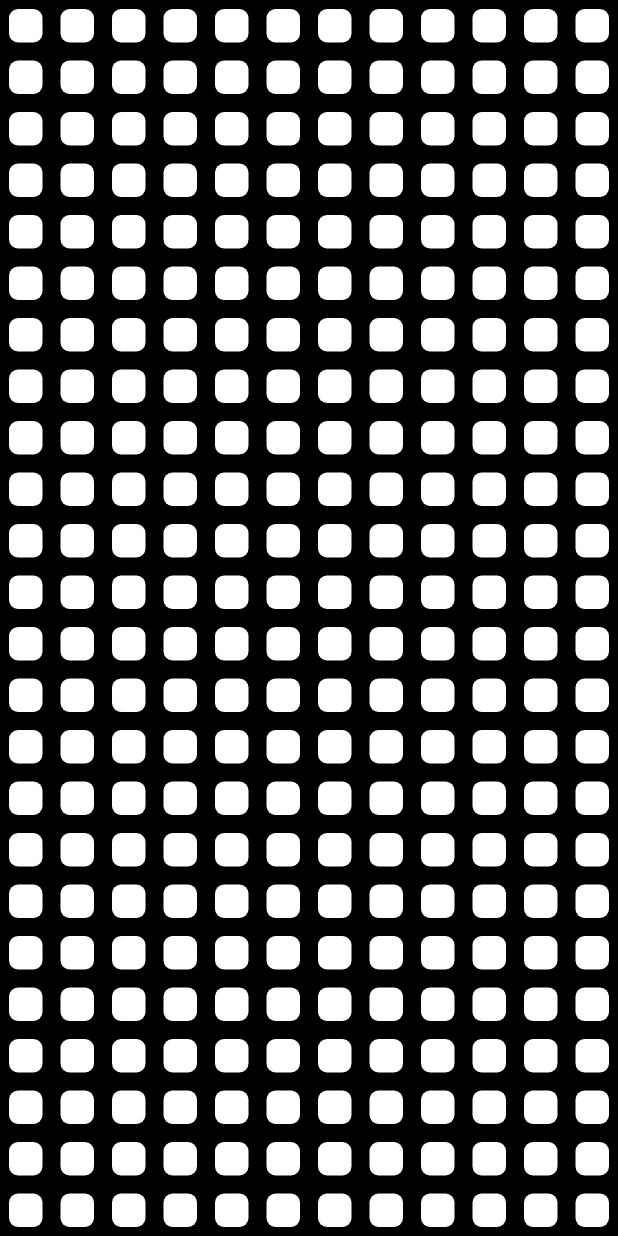
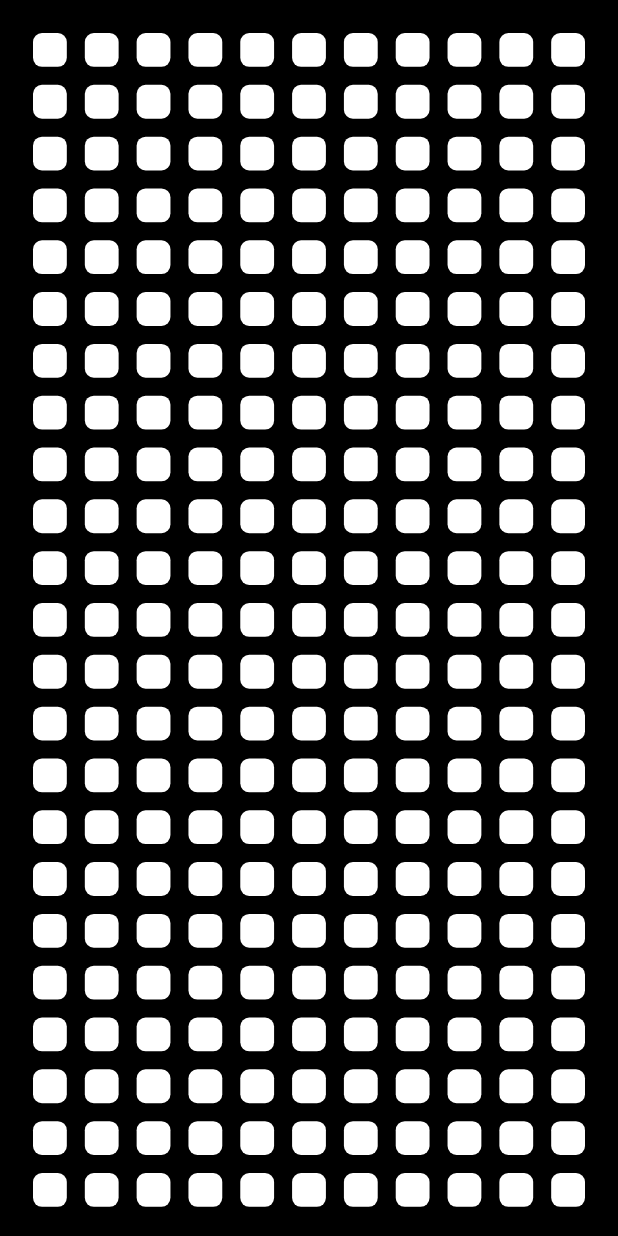
Before and after one commit to Aashu-Dubey/flutter-samples, a Flutter app: the GridMagnification screen opened directly, on a phone screen of 412 x 824 dp. Run offline on Flutter 3.47's test engine with Material 2 defaults, Android fonts, the phone set to English and light mode, and no system bars; our stand-ins replace rive.

Commit message:
feat: grid magnify perf improvement, added screen routes

```diff
--- a/lib/main.dart
+++ b/lib/main.dart
@@ -1,5 +1,7 @@
 import 'package:flutter/material.dart';
 import 'package:flutter_samples/screens/samples_list_view.dart';
+import 'package:flutter_samples/samples/ui/rive_app/home.dart';
+import 'package:flutter_samples/samples/animations/grid_magnification/grid_magnification.dart';
 
 void main() {
   runApp(const MyApp());
@@ -16,6 +18,10 @@ class MyApp extends StatelessWidget {
       theme: ThemeData(
         primarySwatch: Colors.blue,
       ),
+      routes: {
+        RiveAppHome.route: (context) => const RiveAppHome(),
+        GridMagnification.route: (context) => const GridMagnification(),
+      },
       home: const SamplesListView(
         title: "Flutter Samples",
         backEnabled: false,
--- a/lib/samples/animations/grid_magnification/grid_magnification.dart
+++ b/lib/samples/animations/grid_magnification/grid_magnification.dart
@@ -1,4 +1,3 @@
-import 'dart:async';
 import 'dart:ui';
 import 'dart:math' as math;
 import 'package:flutter/material.dart';
@@ -7,8 +6,7 @@ import 'package:flutter/services.dart';
 import 'package:flutter_samples/samples/animations/grid_magnification/icons.dart'
     as icons;
 
-// const cols = 12;
-// const rows = 22;
+double boxSize = 20 + 12; // 12 = padding
 double radius = 130;
 
 class TouchPoints {
@@ -21,32 +19,36 @@ class TouchPoints {
 class GridMagnification extends StatefulWidget {
   const GridMagnification({Key? key}) : super(key: key);
 
+  static const String route = '/grid-magnification';
+
   @override
   State<GridMagnification> createState() => _GridMagnificationState();
 }
 
 class _GridMagnificationState extends State<GridMagnification>
     with SingleTickerProviderStateMixin {
-  late Timer? _timer;
   late AnimationController _controller;
   late Animation<double> _gridAnim;
-  bool isMagnified = false;
   TouchPoints? touchPos;
 
+  var springDesc = const SpringDescription(
+    mass: 0.8,
+    stiffness: 100,
+    damping: 20,
+  );
+
   void onTouchUpdate(touchDetails, {isContinuous = false, isEnded = false}) {
+    /// Record the touch coordinates while touch is active
     if (!isEnded) {
       setState(() {
         touchPos = TouchPoints(
             x: touchDetails.localPosition.dx, y: touchDetails.localPosition.dy);
       });
     }
+
+    /// When Touch start or ends
     if (!isContinuous) {
       if (!isEnded) {
-        const springDesc = SpringDescription(
-          mass: 0.8,
-          stiffness: 100,
-          damping: 20,
-        );
         final springAnim = SpringSimulation(springDesc, 0, 1, 0);
         _controller.animateWith(springAnim);
       } else {
@@ -58,9 +60,7 @@ class _GridMagnificationState extends State<GridMagnification>
   @override
   void initState() {
     _controller = AnimationController(
-        vsync: this,
-        upperBound: 1,
-        duration: const Duration(milliseconds: 800));
+        vsync: this, duration: const Duration(milliseconds: 800));
     _gridAnim = Tween<double>(begin: 0, end: 1).animate(CurvedAnimation(
       parent: _controller,
       curve: Curves.linear,
@@ -71,6 +71,7 @@ class _GridMagnificationState extends State<GridMagnification>
   @override
   void dispose() {
     _controller.dispose();
+    SystemChrome.setSystemUIOverlayStyle(SystemUiOverlayStyle.dark);
     super.dispose();
   }
 
@@ -78,63 +79,45 @@ class _GridMagnificationState extends State<GridMagnification>
   Widget build(BuildContext context) {
     var size = MediaQuery.of(context).size;
     var padding = MediaQuery.of(context).padding;
-     // subtracting padding to ignore safe area (portrait or landscape)
-    var viewWidth = size.width - padding.left - padding.right;
-    var viewHeight = size.height -
-        padding.top -
-        padding.bottom;
 
-    // var smallWidth = viewWidth / cols;
-    // var smallHeight = viewHeight / rows;
-    double smallWidth = 20 + 12; // 12 = horizontal padding
-    double smallHeight = 20 + 12;
-    var maxCol = viewWidth ~/ smallWidth;
-    var maxRow = viewHeight ~/ smallHeight;
+    /// subtracting padding to ignore safe area (portrait or landscape), 32 == margin
+    var viewWidth = size.width - padding.left - padding.right - 32;
+    var viewHeight = size.height - padding.top - padding.bottom - 32;
+
+    var maxCol = viewWidth ~/ boxSize;
+    var maxRow = viewHeight ~/ boxSize;
 
     return AnnotatedRegion<SystemUiOverlayStyle>(
-      value: SystemUiOverlayStyle.dark,
+      value: SystemUiOverlayStyle.light,
       child: Scaffold(
           backgroundColor: Colors.black,
           body: SafeArea(
+            child: Align(
               child: GestureDetector(
                 onPanDown: (details) {
-                _timer = Timer(const Duration(milliseconds: 150), () {
-                  setState(() {
-                    isMagnified = true;
-                  });
                   onTouchUpdate(details);
-                });
                 },
                 onPanUpdate: (details) {
-                _timer?.cancel();
-                if (isMagnified) {
                   onTouchUpdate(details, isContinuous: true);
-                }
                 },
                 onPanEnd: (details) {
                   onTouchUpdate(details, isEnded: true);
-                setState(() {
-                  isMagnified = false;
-                });
-                _timer?.cancel();
                 },
                 child: SizedBox(
                   width: viewWidth,
                   height: viewHeight,
                   child: GridView.count(
                     crossAxisCount: maxCol,
-                  childAspectRatio: smallWidth / smallHeight,
                     physics: const NeverScrollableScrollPhysics(),
                     children: List.generate(
                       maxCol * maxRow,
                       (index) => BoxItem(
-                        width: smallWidth,
-                        height: smallHeight,
                           maxCol: maxCol,
                           index: index,
                           touchPos: touchPos,
                           animationController: _controller,
                           gridAnim: _gridAnim),
+                    ),
                   ),
                 ),
               ),
@@ -145,8 +128,6 @@ class _GridMagnificationState extends State<GridMagnification>
 }
 
 class BoxItem extends StatefulWidget {
-  final double width;
-  final double height;
   final int index;
   final int maxCol;
   final TouchPoints? touchPos;
@@ -154,9 +135,7 @@ class BoxItem extends StatefulWidget {
   final Animation gridAnim;
 
   const BoxItem(
-      {this.width = 0,
-      this.height = 0,
-      this.index = 0,
+      {this.index = 0,
       this.maxCol = 0,
       this.touchPos,
       required this.animationController,
@@ -170,10 +149,13 @@ class BoxItem extends StatefulWidget {
 
 class _BoxItemState extends State<BoxItem> {
   late String boxIcon;
+  double distance = 0.0;
+  double translateX = 0.0, translateY = 0.0;
+  double? scaleVal = 1;
 
   @override
   void initState() {
-    // Initially get indexed icon, but if more then icons array length then get a random index
+    /// Initially get indexed icon, but if more then icons array length then get a random index
     boxIcon = widget.index < icons.appIcons.length
         ? icons.appIcons[widget.index]
         : icons.appIcons[math.Random().nextInt(icons.appIcons.length)];
@@ -184,17 +166,15 @@ class _BoxItemState extends State<BoxItem> {
   Widget build(BuildContext context) {
     var row = widget.index ~/ widget.maxCol;
     var col = widget.index % widget.maxCol;
-    var posX = col * widget.width + (widget.width / 2);
-    var posY = row * widget.height + (widget.height / 2);
+    var posX = col * boxSize + (boxSize / 2);
+    var posY = row * boxSize + (boxSize / 2);
     var distance = 0.0;
     if (widget.touchPos != null) {
-      // Getting distance between two points using equation, d=√((x2 – x1)² + (y2 – y1)²)
+      /// Getting distance between two points using equation, d=√((x2 – x1)² + (y2 – y1)²)
       distance = math.sqrt(math.pow(widget.touchPos!.x! - posX, 2) +
           math.pow(widget.touchPos!.y! - posY, 2));
     }
 
-    var translateX = 0.0, translateY = 0.0;
-    double? scaleVal = 1;
     if (widget.touchPos != null) {
       /// Here 'touchPos.value.(x/y) - pos(X/Y)' will translate a particular item to the touch point, then multiplying
       /// that value with this median (correct name?) will distribute items to a distance, basically forming a Circle.
@@ -205,7 +185,7 @@ class _BoxItemState extends State<BoxItem> {
       translateX = (widget.touchPos!.x! - posX) * median;
       translateY = (widget.touchPos!.y! - posY) * median;
 
-      // Clamp the translate value to the touch point if it is getting past that.
+      /// Clamp the translate value to the touch point if it is getting past that.
       if (translateX.abs() > (widget.touchPos!.x! - posX).abs()) {
         translateX = widget.touchPos!.x! - posX;
       }
@@ -213,7 +193,7 @@ class _BoxItemState extends State<BoxItem> {
         translateY = widget.touchPos!.y! - posY;
       }
 
-      // Ref: https://stackoverflow.com/a/929107
+      /// Ref: https://stackoverflow.com/a/929107
       double getRange(double min, double max) =>
           (((distance - min) * (1 - 0)) / (max - min)) + 0;
 
@@ -251,14 +231,13 @@ class _BoxItemState extends State<BoxItem> {
                 child: child));
       },
       child: Container(
-        width: widget.width,
-        height: widget.height,
+        width: boxSize,
+        height: boxSize,
         margin: const EdgeInsets.all(6),
         decoration: BoxDecoration(
           color: Colors.white,
           borderRadius: BorderRadius.circular(6),
         ),
-        // child: Text('$index', style: const TextStyle(fontSize: 10)),
         child: ClipRRect(
           borderRadius: BorderRadius.circular(6),
           // child: Image.network(boxIcon, fit: BoxFit.cover),
--- a/lib/samples/ui/rive_app/home.dart
+++ b/lib/samples/ui/rive_app/home.dart
@@ -22,6 +22,8 @@ Widget commonTabScene(String tabName) {
 
 class RiveAppHome extends StatefulWidget {
   const RiveAppHome({Key? key}) : super(key: key);
+
+  static const String route = '/course-rive';
 
   @override
   State<RiveAppHome> createState() => _RiveAppHomeState();
```
Also changed, not shown: lib/models/samples.dart (+4 -4 lines), lib/screens/samples_list_view.dart (+3 -8 lines), 3 other files. Lines whose indentation alone changed are shown as unchanged.
